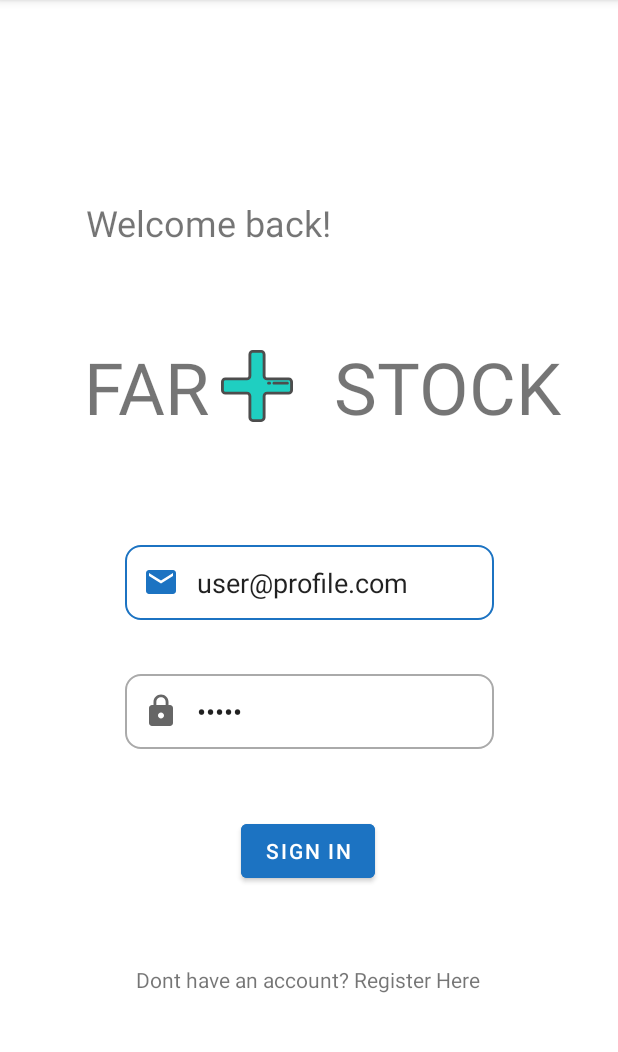
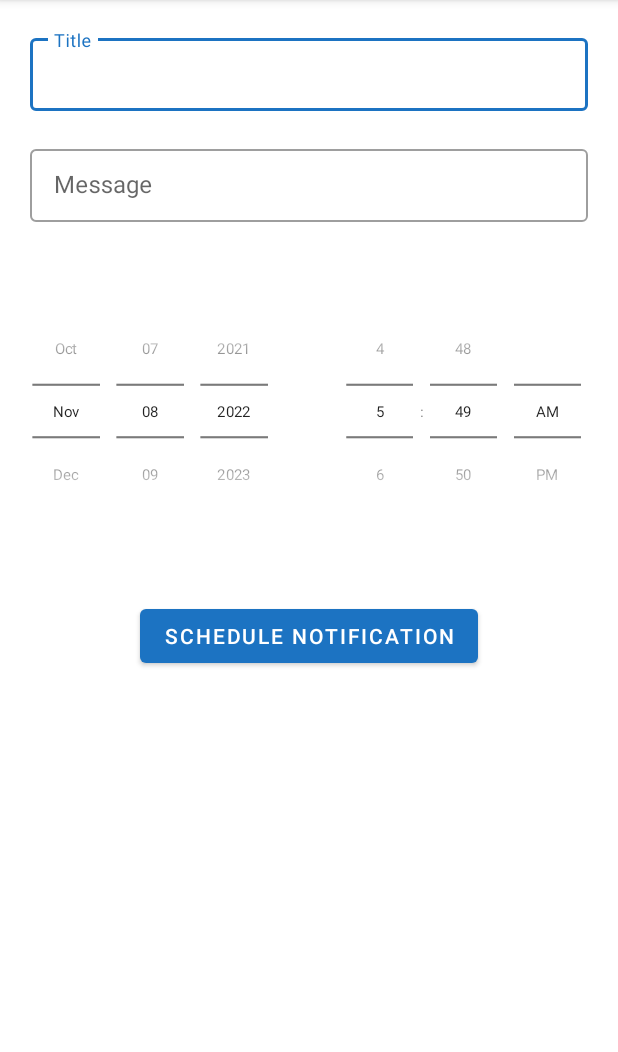
Before and after one commit to EmmanuelAR/Frontend-Farmastock, an Android app: the screen it shows after launch (LoginActivity before the commit, MainActivity2 after it), on a phone screen of 412 x 824 dp, the part 84-1136 px from its top. Run offline under Robolectric (Android 15) with nearby library versions, the phone set to English and light mode, and no system bars.

Commit message:
Avance de alarm en activity,next step moverse funcionalidad al fragment

```diff
--- a/app/src/main/java/cr/una/example/frontend_farmastock/utils/Notification.kt
+++ b/app/src/main/java/cr/una/example/frontend_farmastock/Notification.kt
@@ -1,11 +1,10 @@
-package cr.una.example.frontend_farmastock.utils
+package cr.una.example.frontend_farmastock
 
 import android.app.NotificationManager
 import android.content.BroadcastReceiver
 import android.content.Context
 import android.content.Intent
 import androidx.core.app.NotificationCompat
-import cr.una.example.frontend_farmastock.R
 
 const val notificationID = 1
 const val channelID = "channel1"
--- /dev/null
+++ b/app/src/main/res/layout/activity_main2.xml
@@ -0,0 +1,80 @@
+<?xml version="1.0" encoding="utf-8"?>
+<LinearLayout
+    xmlns:android="http://schemas.android.com/apk/res/android"
+    xmlns:tools="http://schemas.android.com/tools"
+    android:layout_width="match_parent"
+    android:layout_height="match_parent"
+    android:orientation="vertical"
+    tools:context=".view.MainActivity2">
+
+
+    <com.google.android.material.textfield.TextInputLayout
+        android:layout_width="match_parent"
+        android:layout_height="wrap_content"
+        android:paddingHorizontal="20dp"
+        android:layout_marginTop="20dp"
+        style="@style/Widget.MaterialComponents.TextInputLayout.OutlinedBox.Dense">
+
+        <com.google.android.material.textfield.TextInputEditText
+            android:id="@+id/titleET"
+            android:layout_width="match_parent"
+            android:layout_height="wrap_content"
+            android:hint="@string/title" />
+
+    </com.google.android.material.textfield.TextInputLayout>
+
+    <com.google.android.material.textfield.TextInputLayout
+        android:layout_width="match_parent"
+        android:layout_height="wrap_content"
+        android:paddingHorizontal="20dp"
+        android:layout_marginTop="20dp"
+        style="@style/Widget.MaterialComponents.TextInputLayout.OutlinedBox.Dense">
+
+        <com.google.android.material.textfield.TextInputEditText
+            android:id="@+id/messageET"
+            android:layout_width="match_parent"
+            android:layout_height="wrap_content"
+            android:hint="@string/message" />
+
+    </com.google.android.material.textfield.TextInputLayout>
+
+    <LinearLayout
+        android:layout_width="match_parent"
+        android:layout_height="wrap_content"
+        android:layout_marginTop="20dp">
+
+        <DatePicker
+            android:id="@+id/datePicker"
+            android:layout_width="0dp"
+            android:layout_weight="1"
+            android:layout_height="wrap_content"
+            android:datePickerMode="spinner"
+            android:calendarViewShown="false"
+            android:layout_gravity="center"
+            android:scaleY="0.7"
+            android:scaleX="0.7"
+            android:layout_marginLeft="-30dp"
+            android:layout_marginRight="-30dp"
+            />
+        <TimePicker
+            android:id="@+id/timePicker"
+            android:layout_width="0dp"
+            android:layout_weight="1"
+            android:layout_height="wrap_content"
+            android:timePickerMode="spinner"
+            android:layout_gravity="center"
+            android:scaleY="0.7"
+            android:scaleX="0.7"
+            android:layout_marginLeft="-30dp"
+            android:layout_marginRight="-30dp"/>
+    </LinearLayout>
+
+    <Button
+        android:id="@+id/submitButton"
+        android:layout_marginTop="20dp"
+        android:layout_gravity="center"
+        android:text="@string/schedule_notification"
+        android:layout_width="wrap_content"
+        android:layout_height="wrap_content"/>
+
+</LinearLayout>
--- a/app/src/main/res/values/strings.xml
+++ b/app/src/main/res/values/strings.xml
@@ -65,5 +65,8 @@
     <string name="fecha_y_hora">Date-time</string>
     <string name="descripci_n">Description</string>
     <string name="medicine_name">Medicine</string>
+    <string name="title">Title</string>
+    <string name="message">Message</string>
+    <string name="schedule_notification">Schedule Notification</string>
 
 </resources>
```
Also changed, not shown: app/src/main/AndroidManifest.xml (+26 -14 lines), app/src/main/java/cr/una/example/frontend_farmastock/view/MainActivity2.kt (added, +99 -0 lines), app/src/main/java/cr/una/example/frontend_farmastock/view/ReminderAddFragment.kt (+28 -13 lines).
